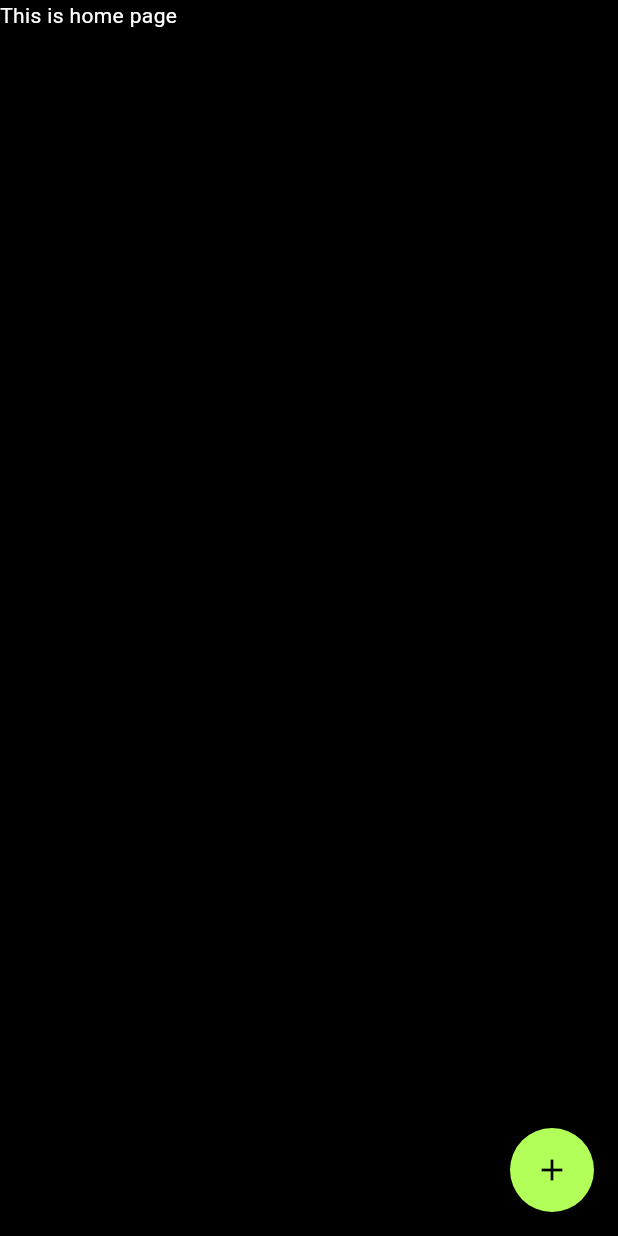
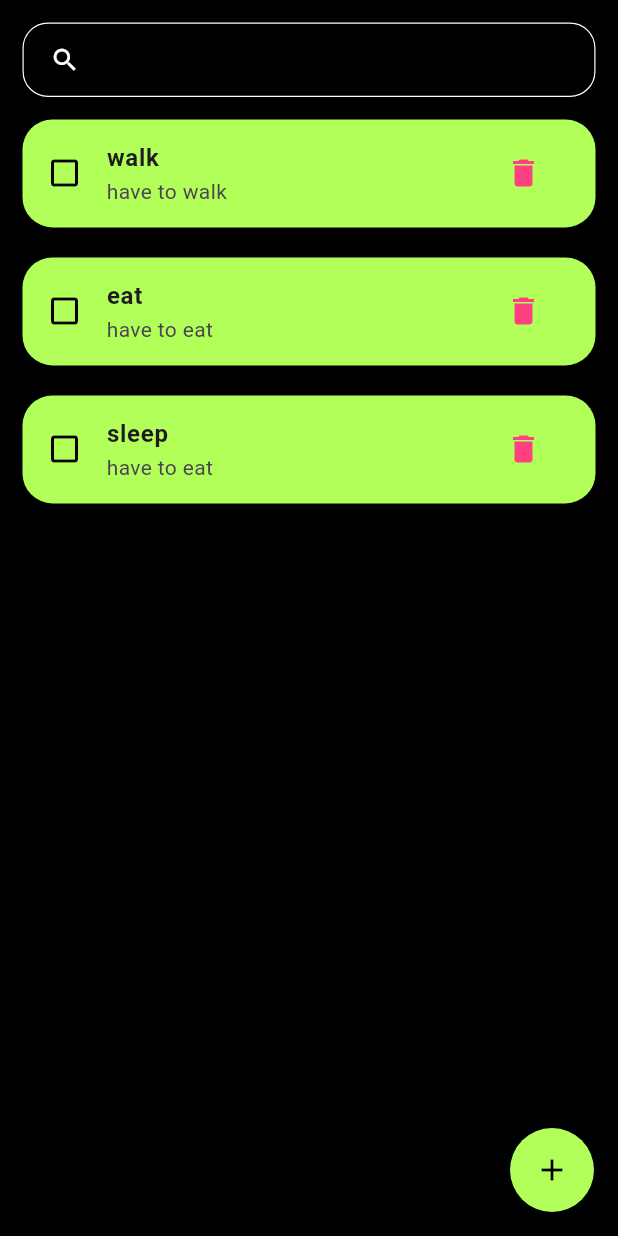
Before and after one commit to fahimmahmud618/Taskify, a Flutter app: the screen it shows after launch, on a phone screen of 412 x 824 dp. Run offline on Flutter 3.47's test engine with Material 3 defaults, Android fonts, the phone set to English and light mode, and no system bars; accounts and stored records are empty.

Commit message:
todo list show complete

```diff
--- /dev/null
+++ b/lib/model/todo.dart
@@ -0,0 +1,10 @@
+class Todo{
+  String id;
+  String userName;
+  String title;
+  String description;
+  DateTime dateTime;
+  bool isDone;
+
+  Todo(this.id, this.userName, this.title, this.description, this.dateTime, this.isDone);
+}
--- /dev/null
+++ b/lib/model/user.dart
@@ -0,0 +1,13 @@
+import 'package:taskify/model/todo.dart';
+
+class User{
+  String userName;
+  String password;
+  List<Todo>? todoList;
+
+  User(this.userName, this.password);
+
+  void addTodo(Todo todo){
+    this.todoList?.add(todo);
+  }
+}
--- a/lib/pages/add_task_page.dart
+++ b/lib/pages/add_task_page.dart
@@ -1,5 +1,5 @@
 import 'package:flutter/material.dart';
-import 'package:taskify/widgets/input_widgets.dart';
+import 'package:taskify/widgets/input_widget.dart';
 import 'package:taskify/styles.dart';
 class AddTask extends StatefulWidget {
   const AddTask({super.key});
--- a/lib/pages/home_page.dart
+++ b/lib/pages/home_page.dart
@@ -1,29 +1,137 @@
 import 'package:flutter/material.dart';
 import 'package:taskify/pages/add_task_page.dart';
+import 'package:taskify/widgets/task_tile_widget.dart';
+
+import '../model/todo.dart';
+import '../model/user.dart';
+
 class HomePage extends StatefulWidget {
-  const HomePage({super.key});
+  const HomePage({Key? key}) : super(key: key);
 
   @override
   State<HomePage> createState() => _HomePageState();
 }
 
 class _HomePageState extends State<HomePage> {
+  late Todo todo1;
+  late Todo todo2;
+  late Todo todo3;
+
+  late User user1;
+  late List<Todo> todoList;
+  List<Todo> foundedToDoFromSearch =[];
+  @override
+  void initState() {
+    super.initState();
+
+    // Initialize Todos and User in
+    user1 = User("Fahim", "iit123");
+    todo1 = Todo("1",user1.userName, "walk", "have to walk", DateTime.now(), false);
+    todo2 = Todo("2",user1.userName, "eat", "have to eat", DateTime.now(), false);
+    todo3 = Todo("3",user1.userName, "sleep", "have to eat", DateTime.now(), false);
+    todoList = [todo1, todo2, todo3];
+    foundedToDoFromSearch = todoList;
+  }
+
   @override
   Widget build(BuildContext context) {
     return Scaffold(
-      body: Container(
-        child: Text("This is home page"),
+      body: Stack(
+        children: [
+          Container(
+            padding: EdgeInsets.symmetric(horizontal: 15),
+            child: Column(
+              children: [
+                searchBox(),
+                Expanded(child: ListView(
+                  children: [
+                    for(Todo todo in foundedToDoFromSearch)
+                      ToDoItem(todo: todo,
+                        ontodochange: _handleToDoChange,
+                        ondelete: _handleDeleteToDOItem,
+                      ),
+                  ],
+                )
+                )
+              ],
+            ),
+          ),
+        ],
       ),
-        floatingActionButton: FloatingActionButton(
+      floatingActionButton: FloatingActionButton(
+        onPressed: () {
+          Navigator.push(context, MaterialPageRoute(builder: (context) => AddTask()));
+        },
+        child: Icon(Icons.add),
+        shape: CircleBorder(),
+      ),
+    );
+  }
 
-          onPressed: (){
-            Navigator.push(context, MaterialPageRoute(builder: (context)=>AddTask()));
-          },
-          child: Icon(
-              Icons.add,
+  void _handleToDoChange(Todo todo) {
+    setState(() {
+      todo.isDone = !todo.isDone;
+    });
+  }
+
+  void _handleDeleteToDOItem(String id) {
+    setState(() {
+      todoList.removeWhere((element) => element.id == id);
+    });
+  }
+
+  void _addToDoItem(String todoText) {
+    setState(() {
+      // todoList.add(Todo(id: DateTime.now().toString(), todo_text: todoText),);
+    });
+    // todoAddController.clear();
+  }
+  void _runFilter(String enteredKeyword){
+    List<Todo> results = [];
+    if(enteredKeyword.isEmpty){
+      results=todoList;
+    }else{
+      results=todoList
+          .where((element) => element.title!
+          .toLowerCase()
+          .contains(enteredKeyword.toLowerCase())).toList();
+    }
+
+    setState(() {
+      foundedToDoFromSearch = results;
+    });
+  }
+
+  Widget searchBox() {
+    return Container(
+      padding: EdgeInsets.symmetric(horizontal: 15),
+      margin: EdgeInsets.symmetric(vertical: 15),
+      decoration: BoxDecoration(
+        color: Colors.black,
+        borderRadius: BorderRadius.circular(17),
+        border: Border.all(
+          color: Colors.white, // Set the desired border color
+          width: 0.8, // Set the desired border width
+        ),
+      ),
+      child: TextField(
+        onChanged: (value)=> _runFilter(value),
+        decoration: InputDecoration(
+          contentPadding: EdgeInsets.all(0),
+          prefixIcon: Icon(
+            Icons.search,
+            color: Colors.white,
+            size: 20,
           ),
-          shape: CircleBorder(),
-        )
+          prefixText: "Search : ",
+          prefixStyle: TextStyle(color: Colors.white),
+          prefixIconConstraints: BoxConstraints(
+            maxHeight: 20,
+            minWidth: 25,
+          ),
+          border: InputBorder.none,
+        ),
+      ),
     );
   }
 }
--- /dev/null
+++ b/lib/widgets/task_tile_widget.dart
@@ -0,0 +1,56 @@
+import 'package:flutter/cupertino.dart';
+import 'package:flutter/material.dart';
+import '../model/todo.dart';
+
+class ToDoItem extends StatelessWidget {
+  final Todo todo;
+  final ontodochange;
+  final ondelete;
+
+  const ToDoItem({Key? key, required this.todo, required this.ontodochange, required this.ondelete}): super(key:key);
+
+  @override
+  Widget build(BuildContext context) {
+    return Container(
+
+      margin: EdgeInsets.only(bottom: 20),
+      child: ListTile(
+        onTap: (){
+          ontodochange(todo);
+          print('clicked on the tile');
+        },
+        shape: RoundedRectangleBorder(
+          borderRadius: BorderRadius.circular(20),
+        ),
+        tileColor: Colors.lightGreenAccent,
+        leading: Icon(
+          todo.isDone? Icons.check_box: Icons.check_box_outline_blank,
+          color: Colors.black,
+        ),
+        title: Text(
+          todo.title!,
+          style: TextStyle(
+            fontWeight: FontWeight.bold,
+            decoration: todo.isDone? TextDecoration.lineThrough: null,
+          ),
+        ),
+        subtitle: Text(
+          todo.description!,
+          style: TextStyle(
+            decoration: todo.isDone? TextDecoration.lineThrough: null,
+          ),
+        ),
+        trailing: Container(
+          child: IconButton(
+            color: Colors.pinkAccent,
+            icon: Icon(Icons.delete),
+            onPressed: () {
+              ondelete(todo.id);
+              print('delete button');
+            },
+          ),
+        ),
+      ),
+    );
+  }
+}
```
Also changed, not shown: lib/widgets/input_widget.dart (renamed from lib/widgets/input_widgets.dart).
